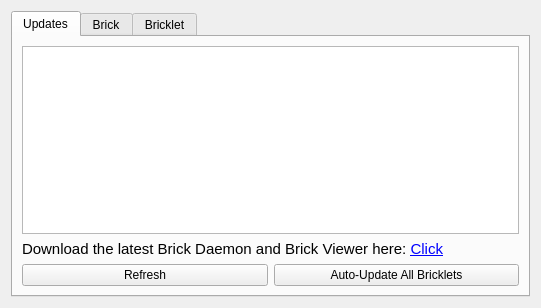
The window that src/brickv/ui/flashing.ui (Tinkerforge/brickv) describes before a commit, drawn with Qt 5.
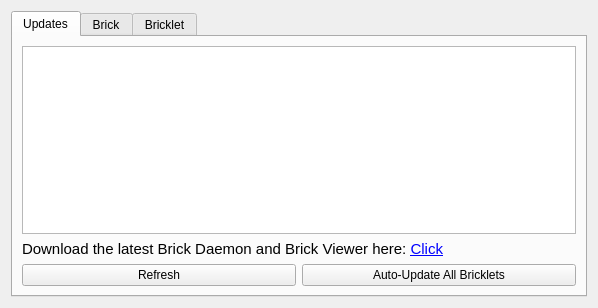
The same window after the commit.

Commit message: Increase UI width to fit better on Mac OS X

```diff
--- a/src/brickv/ui/flashing.ui
+++ b/src/brickv/ui/flashing.ui
@@ -6,7 +6,7 @@
    <rect>
     <x>0</x>
     <y>0</y>
-    <width>541</width>
+    <width>598</width>
     <height>308</height>
    </rect>
   </property>
```
The commit also changes 1 other file.
